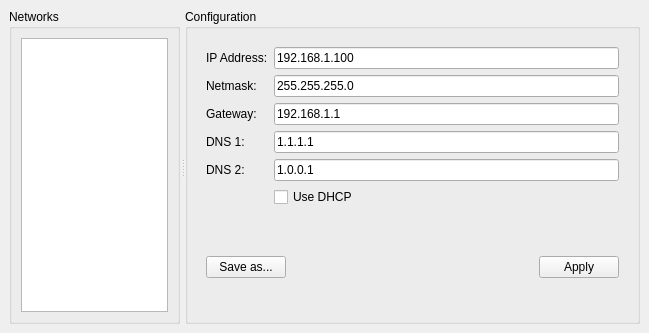
The window that ui/mainwindow.ui (gustavorv86/QtWinNetworkManager) describes before a commit, drawn with Qt 5.
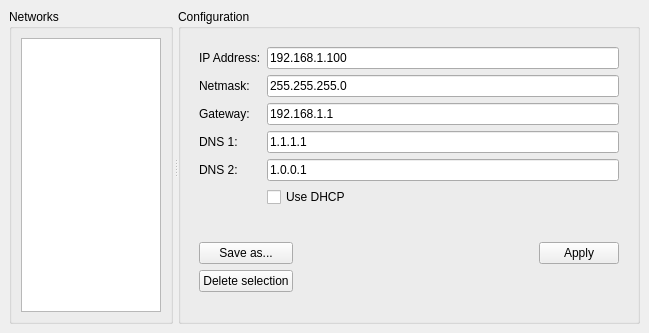
The same window after the commit. Icons and pictures are not drawn.

Commit message: Modified NetworkProfileList by NetworkProfileMap. Delete DialogDhcpSaveAs and uses DialogSaveAs

```diff
--- a/ui/mainwindow.ui
+++ b/ui/mainwindow.ui
@@ -207,15 +207,8 @@
             <verstretch>0</verstretch>
            </sizepolicy>
           </property>
-          <layout class="QHBoxLayout" name="horizontalLayout_2">
-           <item>
-            <widget class="QPushButton" name="pushButtonSave">
-             <property name="text">
-              <string>Save as...</string>
-             </property>
-            </widget>
-           </item>
-           <item>
+          <layout class="QGridLayout" name="gridLayout_2">
+           <item row="0" column="1">
             <spacer name="horizontalSpacer_2">
              <property name="orientation">
               <enum>Qt::Horizontal</enum>
@@ -228,13 +221,27 @@
              </property>
             </spacer>
            </item>
-           <item>
+           <item row="0" column="2">
             <widget class="QPushButton" name="pushButtonApply">
              <property name="text">
               <string>Apply</string>
              </property>
             </widget>
            </item>
+           <item row="0" column="0">
+            <widget class="QPushButton" name="pushButtonSave">
+             <property name="text">
+              <string>Save as...</string>
+             </property>
+            </widget>
+           </item>
+           <item row="1" column="0">
+            <widget class="QPushButton" name="pushButtonDelete">
+             <property name="text">
+              <string>Delete selection</string>
+             </property>
+            </widget>
+           </item>
           </layout>
          </widget>
         </item>
```
The commit also changes 15 other files.
